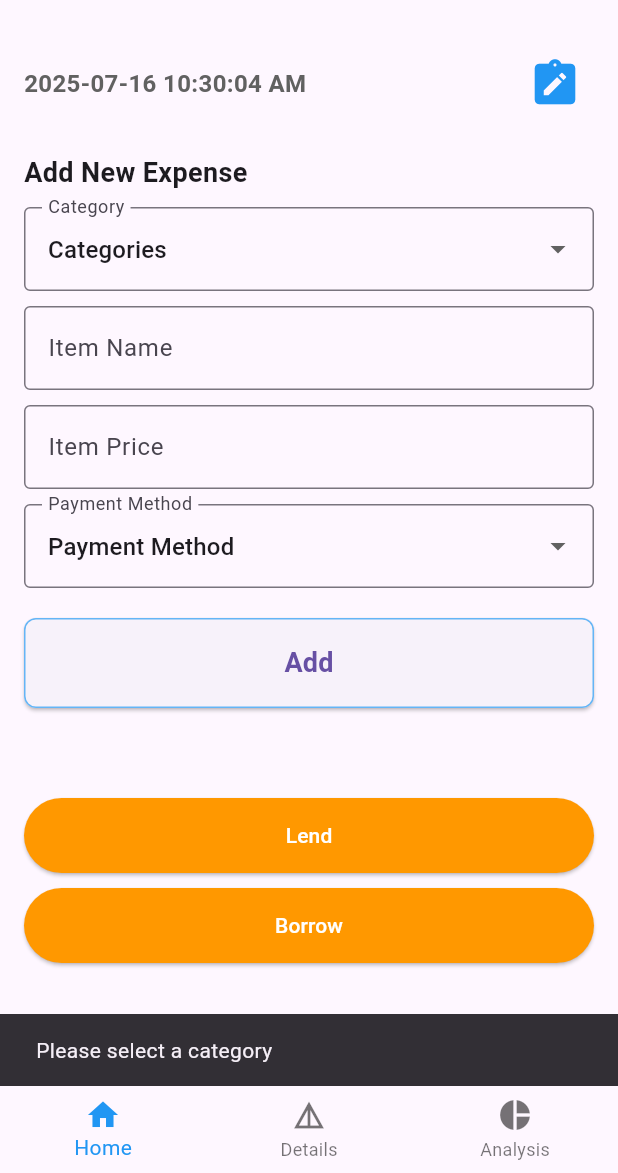
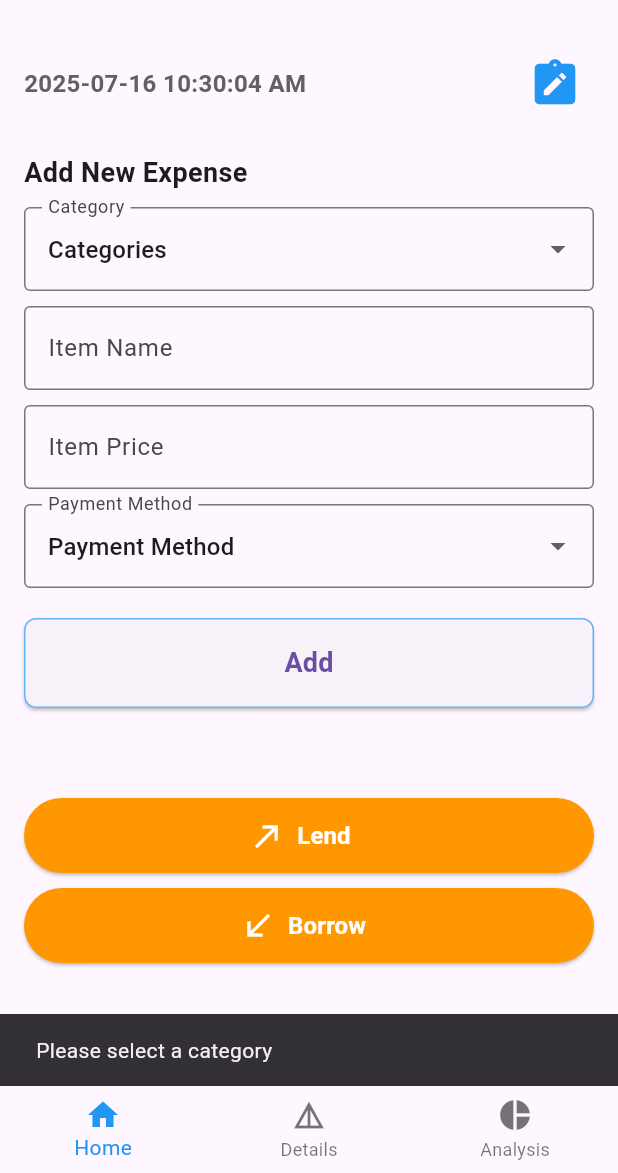
Before and after one commit to Bhimanagowda/daily_expense_pro, a Flutter app: the ExpenditureScreen screen opened directly, after a tap on "Add", on a phone screen of 412 x 824 dp, the part 63-1236 px from its top. Run offline on Flutter 3.47's test engine with Material 3 defaults, Android fonts, the phone set to English and light mode, and no system bars; our stand-ins replace fl_chart, image_picker, shared_preferences; missing offline and left inert: excel; accounts and stored records are empty.

Commit message:
finally code

```diff
--- a/lib/main.dart
+++ b/lib/main.dart
@@ -203,25 +203,31 @@ class _ExpenditureScreenState extends State<ExpenditureScreen> {
     String name = _nameController.text.trim();
     double? price = double.tryParse(_priceController.text.trim());
 
-    // Check if a real category and payment method are selected
     if (name.isNotEmpty &&
         price != null &&
         _selectedCategory != 'Categories' &&
         _selectedPaymentMethod != 'Payment Method') {
       setState(() {
-        _items.add({
+        _items.insert(0, {
+          // Insert at index 0 (top)
           'category': _selectedCategory,
           'name': name,
           'price': price,
           'paymentMethod': _selectedPaymentMethod,
           'time': DateTime.now(),
         });
+
+        // Sort by time descending (newest first)
+        _items.sort(
+          (a, b) => (b['time'] as DateTime).compareTo(a['time'] as DateTime),
+        );
+
         _totalAmount += price;
         _nameController.clear();
         _priceController.clear();
         _currentIndex = 1; // Switch to Details tab after adding
       });
-      _saveItems(); // Save after adding
+      _saveItems();
     } else if (_selectedCategory == 'Categories') {
       ScaffoldMessenger.of(
         context,
@@ -675,34 +681,52 @@ class _ExpenditureScreenState extends State<ExpenditureScreen> {
             // Add a larger gap between Add and Lend buttons
             SizedBox(height: 60), // Increased from 10 to 30
 
-            ElevatedButton(
+            ElevatedButton.icon(
               onPressed: () {
                 Navigator.push(
                   context,
                   MaterialPageRoute(builder: (context) => LendPage()),
                 );
               },
+              icon: Icon(
+                Icons.call_made,
+                color: Colors.white,
+                size: 24,
+                weight: 700,
+              ), // Give/outgoing icon
+              label: Text(
+                'Lend ',
+                style: TextStyle(fontWeight: FontWeight.bold, fontSize: 16),
+              ),
               style: ElevatedButton.styleFrom(
                 backgroundColor: Colors.orange,
                 foregroundColor: Colors.white,
                 minimumSize: Size(double.infinity, 50), // Full width and height
               ),
-              child: Text('Lend'),
             ),
             SizedBox(height: 10),
-            ElevatedButton(
+            ElevatedButton.icon(
               onPressed: () {
                 Navigator.push(
                   context,
                   MaterialPageRoute(builder: (context) => BorrowPage()),
                 );
               },
+              icon: Icon(
+                Icons.call_received,
+                color: Colors.white,
+                size: 24,
+                weight: 700,
+              ), // Take/incoming icon
+              label: Text(
+                'Borrow',
+                style: TextStyle(fontWeight: FontWeight.bold, fontSize: 16),
+              ),
               style: ElevatedButton.styleFrom(
                 backgroundColor: Colors.orange,
                 foregroundColor: Colors.white,
                 minimumSize: Size(double.infinity, 50), // Full width and height
               ),
-              child: Text('Borrow'),
             ),
           ],
         ),
```
Also changed, not shown: assets/favicon.png (deleted), assets/icons/Icon-192.png (deleted), assets/icons/Icon-512.png (deleted), assets/icons/Icon-maskable-192.png (deleted), assets/icons/Icon-maskable-512.png (deleted).
